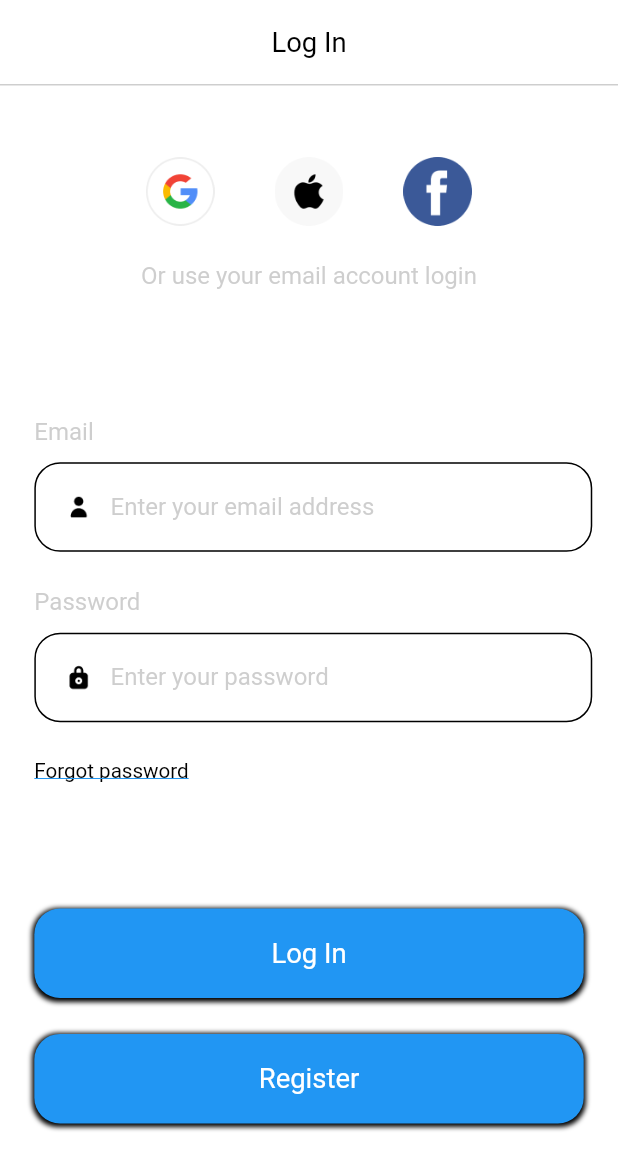
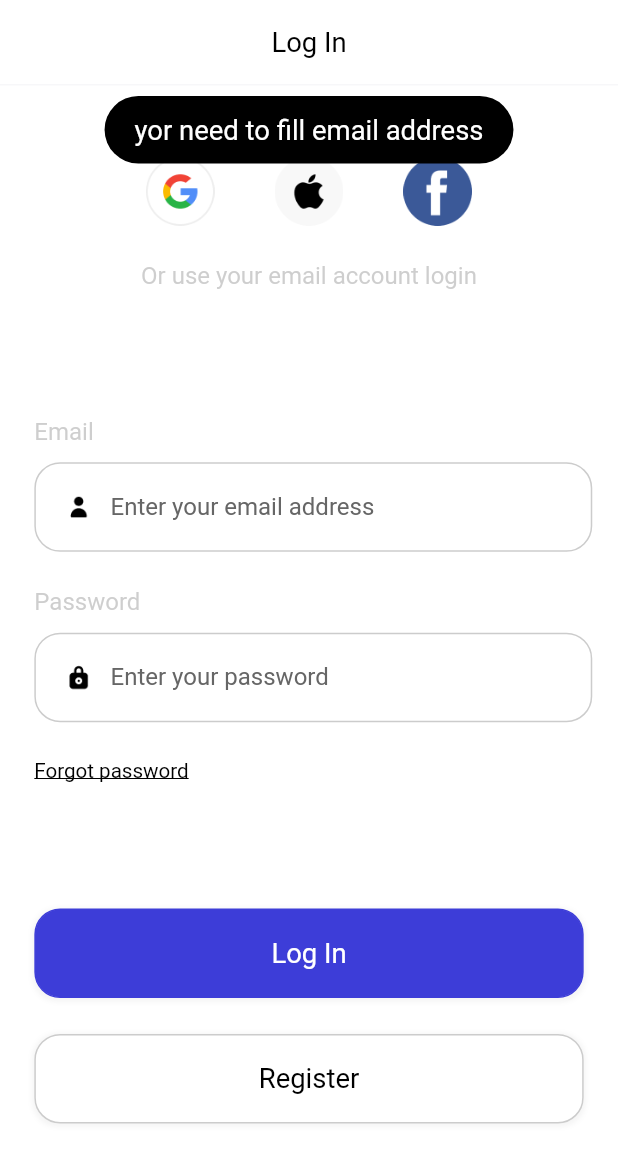
Before and after one commit to AUNG533/bloc_ulearnig_app, a Flutter app: the SingIn screen opened by its route, after a tap on "Log In", on a phone screen of 412 x 824 dp. Shown: the top 1170 px of the screen. Run offline on Flutter 3.47's test engine with Material 2 defaults, Android fonts, the light colour scheme and no system bars; our stand-ins replace cloud_firestore, dots_indicator, firebase_auth, firebase_core, firebase_messaging, flutter_bloc and 2 more; accounts and stored records are empty; Roboto replaces fonts that are missing (Avenir).

Commit message:
firebase and sign in bloc

```diff
--- /dev/null
+++ b/lib/common/widgets/flutter_toast.dart
@@ -0,0 +1,19 @@
+import 'package:flutter/material.dart';
+import 'package:flutter_screenutil/flutter_screenutil.dart';
+import 'package:fluttertoast/fluttertoast.dart';
+
+toastInfo({
+  required String msg,
+  Color backgroundColor = Colors.black,
+  Color textColor = Colors.white,
+}) {
+  return Fluttertoast.showToast(
+    msg: msg,
+    toastLength: Toast.LENGTH_SHORT,
+    gravity: ToastGravity.TOP,
+    timeInSecForIosWeb: 2,
+    backgroundColor: backgroundColor,
+    textColor: textColor,
+    fontSize: 16.sp,
+  );
+}
--- /dev/null
+++ b/lib/pages/bloc_providers.dart
@@ -0,0 +1,12 @@
+import 'package:flutter_bloc/flutter_bloc.dart';
+import 'package:ulearning_app/app_bolcs.dart';
+import 'package:ulearning_app/pages/sing_in/bloc/sing_in_blocs.dart';
+import 'package:ulearning_app/pages/welcome/bloc/welcome_bloc.dart';
+
+class AppBlocProviders {
+  static get allBlocProviders => [
+    BlocProvider(lazy: false, create: (context) => WelcomeBloc()),
+    BlocProvider(lazy: false, create: (context) => AppBlocs()),
+    BlocProvider(create: (context) => SingInBloc()),
+  ];
+}
--- /dev/null
+++ b/lib/pages/sing_in/bloc/sing_in_blocs.dart
@@ -0,0 +1,21 @@
+import 'package:flutter_bloc/flutter_bloc.dart';
+import 'package:ulearning_app/pages/sing_in/bloc/sing_in_events.dart';
+import 'package:ulearning_app/pages/sing_in/bloc/sing_in_states.dart';
+
+class SingInBloc extends Bloc<SingInEvent, SingInState> {
+  SingInBloc(): super(const SingInState()) {
+    on<EmailEvent>(_emailEvent);
+
+    on<PasswordEvent>(_passwordEvent);
+  }
+
+  void _emailEvent(EmailEvent event, Emitter<SingInState> emit) {
+    // print("my email is ${event.email}");
+    emit(state.copyWith(email: event.email));
+  }
+
+  void _passwordEvent(PasswordEvent event, Emitter<SingInState> emit) {
+    // print("my email is ${event.password}");
+    emit(state.copyWith(password: event.password));
+  }
+}
--- /dev/null
+++ b/lib/pages/sing_in/bloc/sing_in_events.dart
@@ -0,0 +1,13 @@
+abstract class SingInEvent {
+  const SingInEvent();
+}
+
+class EmailEvent extends SingInEvent {
+  final String email;
+  const EmailEvent(this.email);
+}
+
+class PasswordEvent extends SingInEvent {
+  final String password;
+  const PasswordEvent(this.password);
+}
--- /dev/null
+++ b/lib/pages/sing_in/bloc/sing_in_states.dart
@@ -0,0 +1,14 @@
+class SingInState {
+  final String email;
+  final String password;
+
+  const SingInState({this.email = "", this.password = ""});
+
+  SingInState copyWith({String? email, String? password }) {
+    return SingInState(
+      email: email ?? this.email,
+      password: password ?? this.password,
+    );
+  }
+
+}
--- a/lib/pages/sing_in/sing_in.dart
+++ b/lib/pages/sing_in/sing_in.dart
@@ -1,5 +1,10 @@
 import 'package:flutter/material.dart';
+import 'package:flutter_bloc/flutter_bloc.dart';
 import 'package:flutter_screenutil/flutter_screenutil.dart';
+import 'package:ulearning_app/pages/sing_in/bloc/sing_in_blocs.dart';
+import 'package:ulearning_app/pages/sing_in/bloc/sing_in_events.dart';
+import 'package:ulearning_app/pages/sing_in/bloc/sing_in_states.dart';
+import 'package:ulearning_app/pages/sing_in/sing_in_controler.dart';
 import 'package:ulearning_app/pages/sing_in/widget/sing_in_widget.dart';
 
 class SingIn extends StatefulWidget {
@@ -12,6 +17,7 @@ class SingIn extends StatefulWidget {
 class _SingInState extends State<SingIn> {
   @override
   Widget build(BuildContext context) {
+    return BlocBuilder<SingInBloc, SingInState>(builder: (context, state) {
       return Container(
         color: Colors.white,
         child: SafeArea(
@@ -23,7 +29,8 @@ class _SingInState extends State<SingIn> {
                 crossAxisAlignment: CrossAxisAlignment.start,
                 children: [
                   buildThirdPartyLogin(context),
-                Center(child: reusableText("Or use your email account login")),
+                  Center(
+                      child: reusableText("Or use your email account login")),
                   Container(
                     margin: EdgeInsets.only(top: 66.h),
                     padding: EdgeInsets.only(left: 20.w),
@@ -32,21 +39,33 @@ class _SingInState extends State<SingIn> {
                       children: [
                         reusableText("Email"),
                         const SizedBox(height: 5.0),
-                      buildTextField("Enter your email address", "email", "user"),
+                        buildTextField(
+                            "Enter your email address", "email", "user",
+                            (value) {
+                          context.read<SingInBloc>().add(EmailEvent(value));
+                        }),
                         reusableText("Password"),
                         const SizedBox(height: 5.0),
-                      buildTextField("Enter your password", "password", "lock"),
+                        buildTextField(
+                            "Enter your password", "password", "lock", (value) {
+                          context.read<SingInBloc>().add(PasswordEvent(value));
+                        }),
                       ],
                     ),
                   ),
                   forgotPassword(),
-                buildLogInAdnRegButton("Log In", "login"),
-                buildLogInAdnRegButton("Register", "register"),
+                  buildLogInAdnRegButton("Log In", "login", () {
+                    SingInController(context: context).handleSingIn("email");
+                  }),
+                  buildLogInAdnRegButton("Register", "register", () {
+                    Navigator.of(context).pushNamed("register");
+                  }),
                 ],
               ),
             ),
           ),
         ),
       );
+    });
   }
 }
--- /dev/null
+++ b/lib/pages/sing_in/sing_in_controler.dart
@@ -0,0 +1,72 @@
+import 'package:firebase_auth/firebase_auth.dart';
+import 'package:flutter/cupertino.dart';
+import 'package:flutter_bloc/flutter_bloc.dart';
+import 'package:ulearning_app/common/widgets/flutter_toast.dart';
+import 'package:ulearning_app/pages/sing_in/bloc/sing_in_blocs.dart';
+
+class SingInController {
+  final BuildContext context;
+
+  const SingInController({required this.context});
+
+  Future<void> handleSingIn(String type) async {
+    try {
+      if (type == "email") {
+        // BlocProvider.of<SingInBloc>(context).state
+        final state = context.read<SingInBloc>().state;
+        String password = state.password;
+        String emailAddress = state.email;
+        if (emailAddress.isEmpty) {
+          toastInfo(msg: "yor need to fill email address");
+          return;
+        } else {
+          print("email is $emailAddress");
+        }
+        if (password.isEmpty) {
+          toastInfo(msg: "yor need to fill password");
+          return;
+        }
+        try {
+          final credential =
+              await FirebaseAuth.instance.signInWithEmailAndPassword(
+            email: emailAddress,
+            password: password,
+          );
+          if(credential.user == null){
+            toastInfo(msg: "yor don't exist");
+            return;
+          }
+          if(!credential.user!.emailVerified){
+            //
+            toastInfo(msg: "yor need to verify your email account");
+            return;
+          }
+
+          var user = credential.user;
+          if(user != null) {
+            print('user exist');
+            //we  got error getting user from firebase
+          } else {
+            toastInfo(msg: "Currently your are not a user of this app");
+            return;
+            // we have error getting user from firebase
+          }
+        } on FirebaseAuthException catch (e) {
+          if(e.code == 'user-not-found') {
+            print('No user found for that email.');
+            toastInfo(msg: "No user found for that email.");
+            // toastInfo(mag: "No user found for that email.")
+          } else if (e.code == 'wrong-password') {
+            print('Wrong password provided for that user.');
+            toastInfo(msg: "Wrong password provided for that user.");
+            // toastInfo(mag: "Wrong password provided for that user.")
+          } else if(e.code == 'invalid-email'){
+            toastInfo(msg: "Your email address format is wrong");
+          }
+        }
+      }
+    } catch (e) {
+      print(e.toString());
+    }
+  }
+}
--- a/lib/pages/sing_in/widget/sing_in_widget.dart
+++ b/lib/pages/sing_in/widget/sing_in_widget.dart
@@ -1,5 +1,6 @@
 import 'package:flutter/material.dart';
 import 'package:flutter_screenutil/flutter_screenutil.dart';
+import 'package:ulearning_app/common/values/colors.dart';
 
 AppBar buildAppBar() {
   return AppBar(
@@ -7,14 +8,14 @@ AppBar buildAppBar() {
     bottom: PreferredSize(
       preferredSize: const Size.fromHeight(1.0),
       child: Container(
-        color: Colors.grey.withOpacity(0.5),
+        color: AppColors.primarySecondaryBackground,
         height: 1.0,
       ),
     ),
     title: Text(
       "Log In",
       style: TextStyle(
-        color: Colors.black,
+        color: AppColors.primaryText,
         fontSize: 16.sp,
         fontWeight: FontWeight.normal,
       ),
@@ -63,7 +64,8 @@ Widget reusableText(String text) {
   );
 }
 
-Widget buildTextField(String hintText, String textType, String iconName) {
+Widget buildTextField(String hintText, String textType, String iconName,
+    void Function(String value)? func) {
   return Container(
     width: 325.w,
     height: 50.h,
@@ -71,7 +73,7 @@ Widget buildTextField(String hintText, String textType, String iconName) {
     decoration: BoxDecoration(
       color: Colors.white,
       borderRadius: BorderRadius.all(Radius.circular(15.w)),
-      border: Border.all(color: Colors.black),
+      border: Border.all(color: AppColors.primaryFourElementText),
     ),
     child: Row(
       children: [
@@ -85,32 +87,25 @@ Widget buildTextField(String hintText, String textType, String iconName) {
           width: 280.w,
           height: 50.h,
           child: TextField(
+            onChanged: (value) => func!(value),
             keyboardType: TextInputType.multiline,
             decoration: InputDecoration(
                 hintText: hintText,
                 border: const OutlineInputBorder(
-                  borderSide: BorderSide(
-                    color: Colors.transparent,
-                  ),
+                  borderSide: BorderSide(color: Colors.transparent),
                 ),
                 enabledBorder: const OutlineInputBorder(
-                  borderSide: BorderSide(
-                    color: Colors.transparent,
-                  ),
+                  borderSide: BorderSide(color: Colors.transparent),
                 ),
                 disabledBorder: const OutlineInputBorder(
-                  borderSide: BorderSide(
-                    color: Colors.transparent,
-                  ),
+                  borderSide: BorderSide(color: Colors.transparent),
                 ),
                 focusedBorder: const OutlineInputBorder(
-                  borderSide: BorderSide(
-                    color: Colors.transparent,
-                  ),
+                  borderSide: BorderSide(color: Colors.transparent),
                 ),
-                hintStyle: TextStyle(color: Colors.grey.withOpacity(0.5))),
+                hintStyle: const TextStyle(color: AppColors.primarySecondaryElementText)),
             style: TextStyle(
-              color: Colors.black,
+              color: AppColors.primaryText,
               fontFamily: "Avenir",
               fontWeight: FontWeight.normal,
               fontSize: 14.sp,
@@ -134,9 +129,9 @@ Widget forgotPassword() {
       child: Text(
         "Forgot password",
         style: TextStyle(
-          color: Colors.black,
+          color: AppColors.primaryText,
           decoration: TextDecoration.underline,
-          decorationColor: Colors.blue,
+          decorationColor: AppColors.primaryText,
           fontSize: 12.sp,
         ),
       ),
@@ -144,21 +139,31 @@ Widget forgotPassword() {
   );
 }
 
-Widget buildLogInAdnRegButton(String buttonName, String buttonType) {
+Widget buildLogInAdnRegButton(String buttonName, String buttonType, void Function()? func) {
   return GestureDetector(
-    onTap: () {},
+    onTap: func,
     child: Container(
       width: 325.w,
       height: 50.h,
-      margin: EdgeInsets.only(left: 20.w, right: 20.w, top: buttonType=="login"?40.h:20.h),
+      margin: EdgeInsets.only(
+          left: 20.w, right: 20.w, top: buttonType == "login" ? 40.h : 20.h),
       decoration: BoxDecoration(
-        color: Colors.blue,
+        color: buttonType == "login"
+            ? AppColors.primaryElement
+            : AppColors.primaryBackground,
         borderRadius: BorderRadius.circular(15.w),
-        boxShadow: const [
+        border: Border.all(
+          //check for registration button border color
+          color: buttonType == "login"
+              ? AppColors.primaryElement
+              : AppColors.primaryFourElementText,
+        ),
+        boxShadow: [
           BoxShadow(
             spreadRadius: 1,
             blurRadius: 2,
             offset: Offset(0, 1),
+            color: Colors.grey.withOpacity(0.1),
           ),
         ],
       ),
@@ -168,7 +173,9 @@ Widget buildLogInAdnRegButton(String buttonName, String buttonType) {
           style: TextStyle(
               fontSize: 16.sp,
               fontWeight: FontWeight.normal,
-              color: Colors.white),
+              color: buttonType == "login"
+                  ? AppColors.primaryBackground
+                  : AppColors.primaryText),
         ),
       ),
     ),
--- a/pubspec.yaml
+++ b/pubspec.yaml
@@ -40,6 +40,10 @@ dependencies:
   dots_indicator:
   intl:
   cloud_firestore:
+  firebase_auth: ^4.7.3
+  firebase_core: ^2.15.0
+  firebase_messaging: ^14.5.3
+  fluttertoast: ^8.2.2
 
 dev_dependencies:
   flutter_test:
```
Also changed, not shown: lib/common/values/colors.dart (added, +29 -0 lines), lib/main.dart (+18 -16 lines), lib/pages/register/register.dart (added, +17 -0 lines), lib/pages/welcome/welcome.dart (+6 -5 lines), pubspec.lock, 5 other files. Lines whose indentation alone changed are shown as unchanged.
